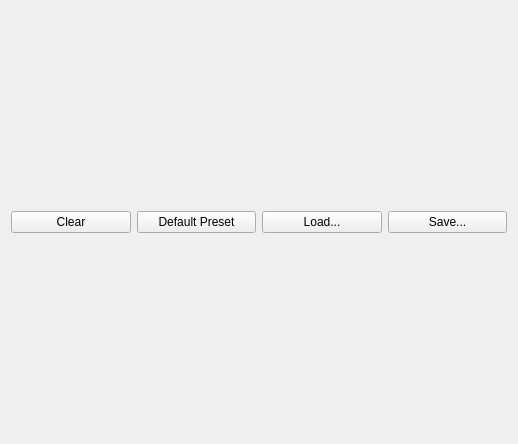
Above: apps/livreGUI/tfEditor/gui/TransferFunctionEditor.ui from BlueBrain/Livre before the change. Below: the same form after it.
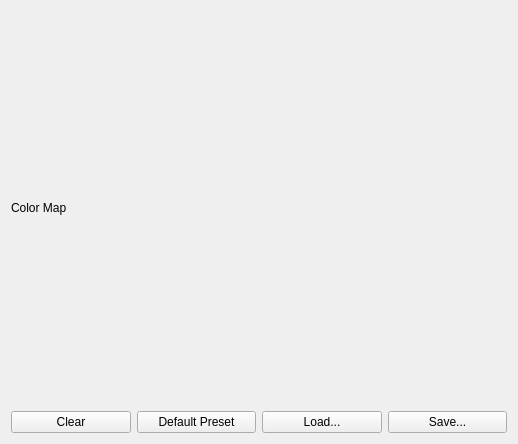
That is the form after the change.

```diff
--- a/apps/livreGUI/tfEditor/gui/TransferFunctionEditor.ui
+++ b/apps/livreGUI/tfEditor/gui/TransferFunctionEditor.ui
@@ -14,7 +14,10 @@
    <string>Form</string>
   </property>
   <layout class="QGridLayout" name="gridLayout">
-   <item row="0" column="0">
+   <item row="6" column="0">
+    <layout class="QVBoxLayout" name="blueLayout"/>
+   </item>
+   <item row="1" column="0">
     <layout class="QHBoxLayout" name="horizontalLayout_3">
      <item>
       <widget class="QPushButton" name="clearButton">
@@ -56,7 +59,14 @@
     <layout class="QVBoxLayout" name="greenLayout"/>
    </item>
    <item row="5" column="0">
-    <layout class="QVBoxLayout" name="blueLayout"/>
+    <layout class="QVBoxLayout" name="greenLayout"/>
+   </item>
+   <item row="0" column="0">
+    <widget class="QLabel" name="label">
+     <property name="text">
+      <string>Color Map</string>
+     </property>
+    </widget>
    </item>
   </layout>
  </widget>
```
Left out of the diff: 14 changed lines with no effect on the pictures.
